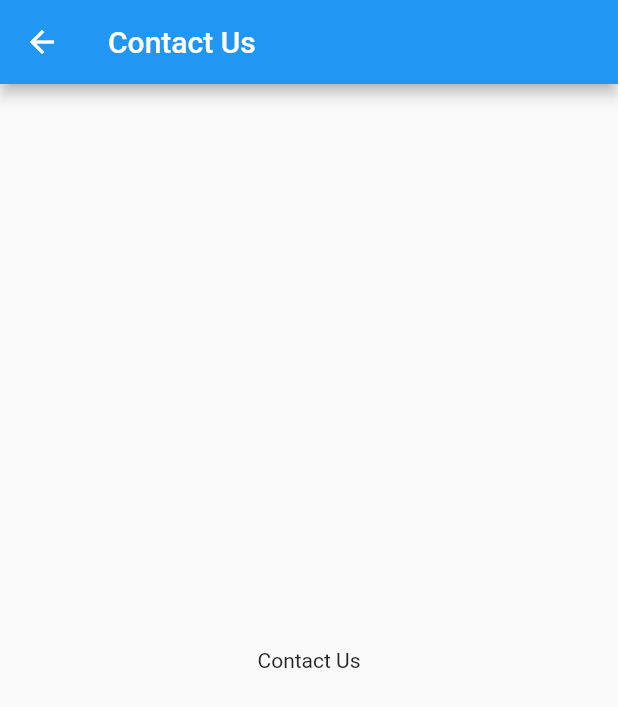
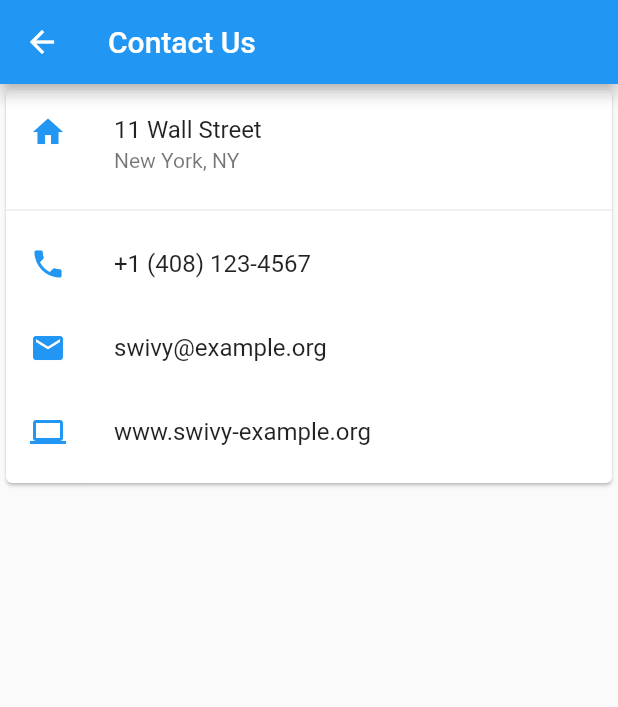
Before and after one commit to muruganandham/swivy, a Flutter app: the ContactUs screen opened directly, on a phone screen of 412 x 824 dp. Shown: the top 707 px of the screen. Run offline on Flutter 3.47's test engine with Material 2 defaults, Android fonts, the phone set to English and light mode, and no system bars; our stand-ins replace bloc, equatable, firebase_auth, flutter_bloc, font_awesome_flutter, google_sign_in; accounts and stored records are empty.

Commit message:
Added contact us page and avatar in left menu

```diff
--- a/lib/ContactUs.dart
+++ b/lib/ContactUs.dart
@@ -8,8 +8,54 @@ class ContactUs extends StatelessWidget {
         title: Text('Contact Us'),
       ),
       body: Center(
-        child: Text('Contact Us'),
+        child: new ListView(
+          children: <Widget>[
+            SizedBox(
+              height: 270,
+              child: Card(
+                child: Column(
+                  children: [
+                     _infotile(
+                        context, '11 Wall Street', 'New York, NY', Icons.home,
+                        () {
+                      print("address");
+                    }),
+                    Divider(),
+                    _infotile(
+                        context, '+1 (408) 123-4567', '', Icons.phone,
+                        () {
+                      print("call the number");
+                    }),
+                    _infotile(
+                        context, 'swivy@example.org', '', Icons.email,
+                        () {
+                      print("email to open");
+                    }),
+                    _infotile(
+                        context, 'www.swivy-example.org', '', Icons.computer,
+                        () {
+                      print("website to open");
+                    }),
+                  ],
+                ),
+              ),
+            )
+          ],
+        ),
       ),
     );
   }
+
+  // custom list tile
+  ListTile _infotile(BuildContext context, String title, String subtitle,
+          IconData icon, VoidCallback onTap) =>
+      ListTile(
+        title: Text(title),
+        subtitle: (subtitle.length == 0) ? null : Text(subtitle),
+        leading: Icon(
+          icon,
+          color: Colors.blue[500],
+        ),
+        onTap: onTap,
+      );
 }
```
Also changed, not shown: lib/HomePage.dart (+55 -1 lines).
